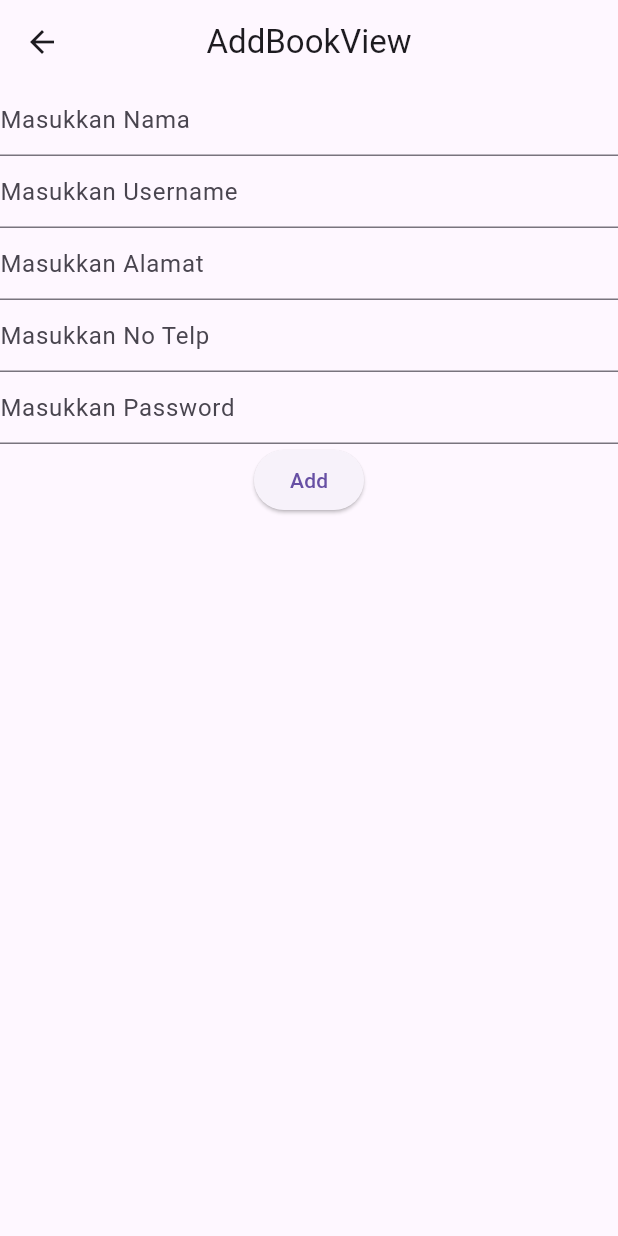
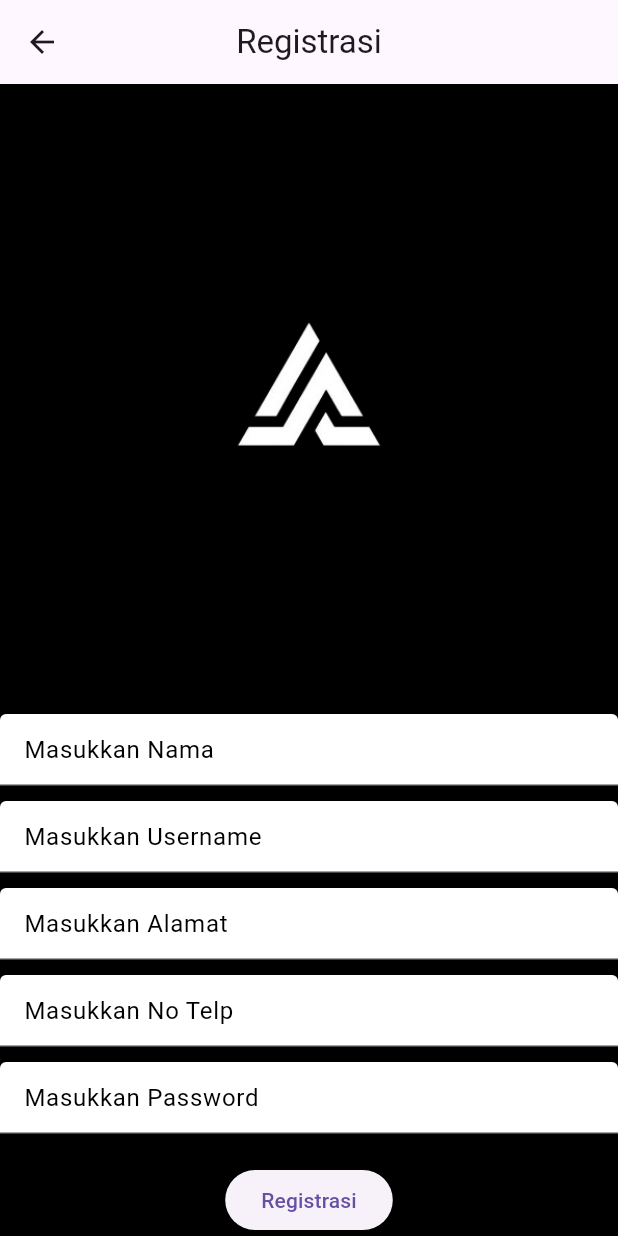
Before and after one commit to nivla4/peminjam_perpustakaan_kelas_c, a Flutter app: the RegisterView screen opened by its route, on a phone screen of 412 x 824 dp. Run offline on Flutter 3.47's test engine with Material 3 defaults, Android fonts, the phone set to English and light mode, and no system bars; our stand-ins replace date_time_picker, dio, get, get_storage, pretty_dio_logger; accounts and stored records are empty.

Commit message:
5 maret 2024

```diff
--- a/lib/app/modules/register/controllers/register_controller.dart
+++ b/lib/app/modules/register/controllers/register_controller.dart
@@ -51,7 +51,7 @@ class RegisterController extends GetxController {
         await StorageProvider.write(StorageKey.status, "logged");
         Get.offAllNamed(Routes.LOGIN);
       } else {
-        Get.snackbar("sorry", "Login Gagal", backgroundColor: Colors.orange);
+        Get.snackbar("sorry", "registrasi Gagal", backgroundColor: Colors.orange);
       }
     }loading(false);
   }on dio.DioException catch (e) {loading(false);
--- a/lib/app/modules/register/views/register_view.dart
+++ b/lib/app/modules/register/views/register_view.dart
@@ -1,7 +1,6 @@
 import 'package:flutter/material.dart';
-
 import 'package:get/get.dart';
-
+import '../../../routes/app_pages.dart';
 import '../controllers/register_controller.dart';
 
 class RegisterView extends GetView<RegisterController> {
@@ -11,67 +10,136 @@ class RegisterView extends GetView<RegisterController> {
   Widget build(BuildContext context) {
     return Scaffold(
       appBar: AppBar(
-        title: const Text('AddBookView'),
+        title: const Text('Registrasi'),
         centerTitle: true,
       ),
+      backgroundColor: Colors.black,
       body: Center(
-          child: Form(key: controller.formKey, child: Column(
+        child: Form(
+          key: controller.formKey,
+          child: Column(
+            mainAxisAlignment: MainAxisAlignment.center,
             children: [
+              Image.asset(
+                'assets/logo.png',
+                width: 400,
+                height: 400,
+              ),
+              SizedBox(height: 20),
               TextFormField(
                 controller: controller.namaController,
-                decoration: InputDecoration(hintText: "Masukkan Nama"),
-                validator: (value){
-                  if(value!.length<2){
-                    return "Judul tidak boleh kosong";
+                style: TextStyle(color: Colors.black), // Set text color to white
+                decoration: InputDecoration(
+                  hintText: "Masukkan Nama",
+                  hintStyle: TextStyle(color: Colors.black), // Set hint text color to white
+                  filled: true,
+                  fillColor: Colors.white, // Set background color to white
+                ),
+                validator: (value) {
+                  if (value!.length < 2) {
+                    return "Nama tidak boleh kosong";
                   }
                   return null;
                 },
               ),
+              SizedBox(height: 10), // Add spacing
               TextFormField(
                 controller: controller.usernameController,
-                decoration: InputDecoration(hintText: "Masukkan Username"),
-                validator: (value){
-                  if(value!.length<2){
-                    return "penulis tidak boleh kosong";
+                style: TextStyle(color: Colors.black), // Set text color to white
+                decoration: InputDecoration(
+                  hintText: "Masukkan Username",
+                  hintStyle: TextStyle(color: Colors.black), // Set hint text color to white
+                  filled: true,
+                  fillColor: Colors.white, // Set background color to white
+                ),
+                validator: (value) {
+                  if (value!.length < 2) {
+                    return "Username tidak boleh kosong";
                   }
                   return null;
                 },
               ),
+              SizedBox(height: 10), // Add spacing
               TextFormField(
                 controller: controller.alamatController,
-                decoration: InputDecoration(hintText: "Masukkan Alamat"),
-                validator: (value){
-                  if(value!.length<2){
-                    return "penerbit tidak boleh kosong";
+                style: TextStyle(color: Colors.black), // Set text color to white
+                decoration: InputDecoration(
+                  hintText: "Masukkan Alamat",
+                  hintStyle: TextStyle(color: Colors.black), // Set hint text color to white
+                  filled: true,
+                  fillColor: Colors.white, // Set background color to white
+                ),
+                validator: (value) {
+                  if (value!.length < 2) {
+                    return "Alamat tidak boleh kosong";
                   }
                   return null;
                 },
               ),
+              SizedBox(height: 10), // Add spacing
               TextFormField(
                 controller: controller.telpController,
-                decoration: InputDecoration(hintText: "Masukkan No Telp"),
-                validator: (value){
-                  if(value!.length<2){
-                    return "tahun tidak boleh kosong";
+                style: TextStyle(color: Colors.black), // Set text color to white
+                decoration: InputDecoration(
+                  hintText: "Masukkan No Telp",
+                  hintStyle: TextStyle(color: Colors.black), // Set hint text color to white
+                  filled: true,
+                  fillColor: Colors.white, // Set background color to white
+                ),
+                validator: (value) {
+                  if (value!.length < 2) {
+                    return "No Telp tidak boleh kosong";
                   }
                   return null;
                 },
               ),
+              SizedBox(height: 10), // Add spacing
               TextFormField(
                 controller: controller.passwordController,
-                decoration: InputDecoration(hintText: "Masukkan Password"),
-                validator: (value){
-                  if(value!.length<2){
-                    return "tahun tidak boleh kosong";
+                style: TextStyle(color: Colors.black), // Set text color to white
+                decoration: InputDecoration(
+                  hintText: "Masukkan Password",
+                  hintStyle: TextStyle(color: Colors.black), // Set hint text color to white
+                  filled: true,
+                  fillColor: Colors.white, // Set background color to white
+                ),
+                validator: (value) {
+                  if (value!.length < 2) {
+                    return "Password tidak boleh kosong";
                   }
                   return null;
                 },
               ),
+              SizedBox(height: 20), // Add spacing
               Obx(() => controller.loading.value
                   ? CircularProgressIndicator()
-                  :ElevatedButton(onPressed: (){controller.register();}, child: Text("Add")))
+                  : ElevatedButton(
+                onPressed: () {
+                  controller.register();
+                },
+                child: Text("Registrasi"),
+              )),
+              SizedBox(height: 10), // Add spacing
+              Row(
+                mainAxisAlignment: MainAxisAlignment.center,
+                children: [
+                  Text(
+                    "Sudah punya akun?",
+                    style: TextStyle(color: Colors.white),
+                  ),
+                  TextButton(
+                    onPressed: () => Get.toNamed(Routes.LOGIN),
+                    child: Text(
+                      "Login Disini",
+                      style: TextStyle(color: Colors.blue),
+                    ),
+                  ),
+                ],
+              )
             ],
-          ))),
+          ),
+        ),
+      ),
     );
   }
 }
--- a/pubspec.yaml
+++ b/pubspec.yaml
@@ -22,3 +22,5 @@ dev_dependencies:
 
 flutter:
   uses-material-design: true
+  assets:
+    - assets/
```
Also changed, not shown: lib/app/modules/login/views/login_view.dart (+61 -15 lines), assets/logo.png (added), lib/app/modules/login/controllers/login_controller.dart (indentation only), pubspec.lock.
